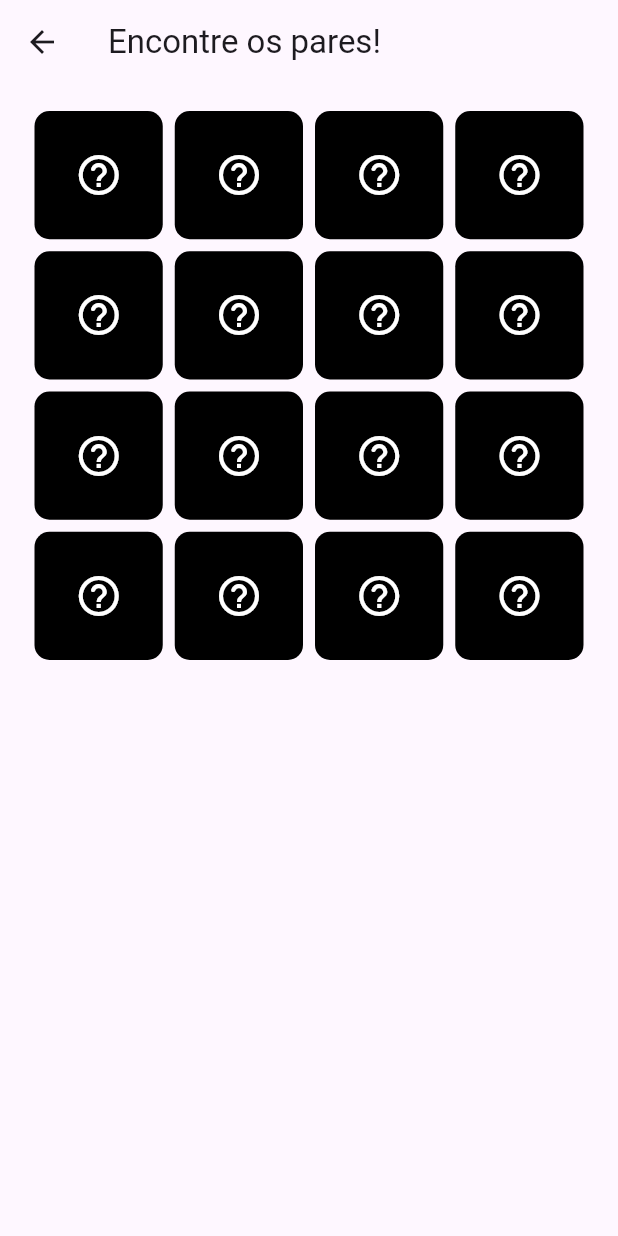
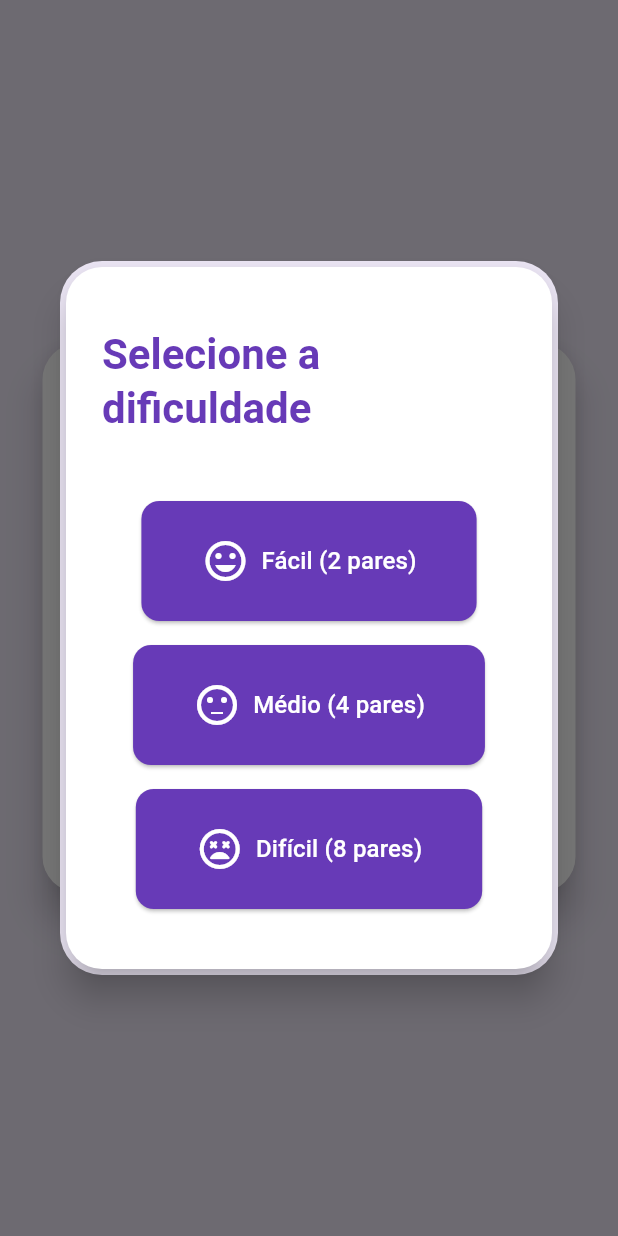
Before and after one commit to oJaciel/Memory-Game, a Flutter app: the screen it shows after launch, after a tap on the "play arrow" icon, on a phone screen of 412 x 824 dp. Run offline on Flutter 3.47's test engine with Material 3 defaults, Android fonts, the phone set to English and light mode, and no system bars.

Commit message:
Seleção de Dificuldade
Adicionada seleção de dificuldade no jogo.

```diff
--- /dev/null
+++ b/lib/components/difficulty_button.dart
@@ -0,0 +1,39 @@
+import 'package:flutter/material.dart';
+import 'package:memory_game/models/cards_provider.dart';
+import 'package:memory_game/utils/app_routes.dart';
+import 'package:provider/provider.dart';
+
+class DifficultyButton extends StatelessWidget {
+  const DifficultyButton({
+    super.key,
+    required this.label,
+    required this.icon,
+    required this.cardsQuantity,
+  });
+
+  final String label;
+  final IconData icon;
+  final int cardsQuantity;
+
+  @override
+  Widget build(BuildContext context) {
+    return ElevatedButton.icon(
+      label: Text(label, style: TextStyle(fontSize: 16)),
+      style: ElevatedButton.styleFrom(
+        padding: const EdgeInsets.symmetric(horizontal: 40, vertical: 24),
+        shape: RoundedRectangleBorder(borderRadius: BorderRadius.circular(12)),
+        backgroundColor: Colors.deepPurple,
+        foregroundColor: Colors.white,
+      ),
+      icon: Icon(icon, size: 32),
+      onPressed: () {
+        Provider.of<CardsProvider>(
+          context,
+          listen: false,
+        ).setCardsQuantity(cardsQuantity);
+        Navigator.of(context).pop();
+        Navigator.of(context).pushNamed(AppRoutes.GAME_PAGE);
+      },
+    );
+  }
+}
--- /dev/null
+++ b/lib/components/difficulty_dialog.dart
@@ -0,0 +1,43 @@
+import 'package:flutter/material.dart';
+import 'package:memory_game/components/difficulty_button.dart';
+
+class DifficultyDialog extends StatelessWidget {
+  const DifficultyDialog({super.key});
+
+  @override
+  Widget build(BuildContext context) {
+    final theme = Theme.of(context);
+
+    return Dialog(
+      backgroundColor: Colors.deepPurple.shade50,
+      child: Card(
+        elevation: 10,
+        shape: RoundedRectangleBorder(borderRadius: BorderRadius.circular(24)),
+        color: Colors.white,
+        child: Padding(
+          padding: const EdgeInsets.symmetric(vertical: 40.0, horizontal: 24.0),
+          child: Column(
+            mainAxisSize: MainAxisSize.min,
+            children: [
+              Text(
+                'Selecione a dificuldade',
+                style: theme.textTheme.headlineMedium?.copyWith(
+                  fontWeight: FontWeight.bold,
+                  color: Colors.deepPurple,
+                ),
+              ),
+              const SizedBox(height: 12),
+              const SizedBox(height: 32),
+              Column(spacing: 16, children: [
+                DifficultyButton(label: 'Fácil (2 pares)', icon: Icons.mood, cardsQuantity: 2),
+                DifficultyButton(label: 'Médio (4 pares)', icon: Icons.sentiment_neutral, cardsQuantity: 4),
+                DifficultyButton(label: 'Difícil (8 pares)', icon: Icons.sentiment_very_dissatisfied_rounded, cardsQuantity: 8),
+                ],
+              ),
+            ],
+          ),
+        ),
+      ),
+    );
+  }
+}
--- a/lib/components/game_card.dart
+++ b/lib/components/game_card.dart
@@ -10,8 +10,6 @@ class GameCard extends StatelessWidget {
 
   @override
   Widget build(BuildContext context) {
-    final provider = Provider.of<GameProvider>(context);
-
     return AspectRatio(
       aspectRatio: 1,
       child: Material(
@@ -21,7 +19,10 @@ class GameCard extends StatelessWidget {
           borderRadius: BorderRadius.circular(10),
           onTap: card.isMatched
               ? null
-              : () => provider.selectCard(card, context),
+              : () => Provider.of<GameProvider>(
+                  context,
+                  listen: false,
+                ).selectCard(card),
           child: Center(
             child: Icon(
               card.isFaceUp || card.isMatched
--- a/lib/components/result_dialog.dart
+++ b/lib/components/result_dialog.dart
@@ -64,7 +64,7 @@ class ResultDialog extends StatelessWidget {
                       Provider.of<GameProvider>(
                         context,
                         listen: false,
-                      ).startGame();
+                      ).startGame(context);
                       Navigator.of(context).pop();
                     },
                     icon: const Icon(Icons.replay),
--- a/lib/main.dart
+++ b/lib/main.dart
@@ -1,4 +1,5 @@
 import 'package:flutter/material.dart';
+import 'package:memory_game/models/cards_provider.dart';
 import 'package:memory_game/models/game_provider.dart';
 import 'package:memory_game/pages/game_page.dart';
 import 'package:memory_game/pages/home_page.dart';
@@ -14,7 +15,10 @@ class MyApp extends StatelessWidget {
   @override
   Widget build(BuildContext context) {
     return MultiProvider(
-      providers: [ChangeNotifierProvider(create: (_) => GameProvider())],
+      providers: [
+        ChangeNotifierProvider(create: (_) => CardsProvider()),
+        ChangeNotifierProvider(create: (_) => GameProvider()),
+      ],
       child: MaterialApp(
         title: 'Memory Game',
         debugShowCheckedModeBanner: false,
--- a/lib/models/cards_provider.dart
+++ b/lib/models/cards_provider.dart
@@ -5,10 +5,11 @@ import 'package:flutter/widgets.dart';
 import 'package:memory_game/models/memory_card.dart';
 import 'package:memory_game/utils/game_utils.dart';
 
-class CardsProvider {
+class CardsProvider with ChangeNotifier {
   final List<IconData> iconsList = GameUtils().iconsList;
 
   final List<Color> colorsList = GameUtils().colorsList;
+  int? cardsQuantity;
 
   IconData getRandomIcon() {
     return iconsList[Random().nextInt(iconsList.length)];
@@ -26,38 +27,38 @@ class CardsProvider {
     );
   }
 
+  void setCardsQuantity(int quantity) {
+    cardsQuantity = quantity;
+    notifyListeners();
+  }
+
   List<MemoryCard> createGameCards() {
     List<MemoryCard> list = [];
+    List<IconData> tempIcons = List.from(iconsList);
+    List<Color> tempColors = List.from(colorsList);
 
-    for (var i = 0; i < 8; i++) {
-      // Escolhe ícone e cor
-      IconData icon = getRandomIcon();
-      Color color = getRandomColor();
+    for (var i = 0; i < cardsQuantity!; i++) {
+      IconData icon = tempIcons.removeAt(Random().nextInt(tempIcons.length));
+      Color color = tempColors.removeAt(Random().nextInt(tempColors.length));
 
-      // Cria carta com o ícone e cor escolhidos
       MemoryCard card = MemoryCard(
         id: Random().nextDouble().toString(),
         icon: Icon(icon),
         color: color,
       );
 
-      // Adiciona na lista
       list.add(card);
-
-      // Remove o ícone e a cor para não repetir
-      iconsList.remove(icon);
-      colorsList.remove(color);
     }
-
     return list;
   }
 
   List<MemoryCard> DuplicateAndShuffleList(List<MemoryCard> list) {
-    List<MemoryCard> duplicatedList = [...list, ...list.map((card) => MemoryCard(
-          id: card.id,
-          icon: card.icon,
-          color: card.color,
-        )),];
+    List<MemoryCard> duplicatedList = [
+      ...list,
+      ...list.map(
+        (card) => MemoryCard(id: card.id, icon: card.icon, color: card.color),
+      ),
+    ];
     duplicatedList.shuffle(Random());
     return duplicatedList;
   }
--- a/lib/pages/home_page.dart
+++ b/lib/pages/home_page.dart
@@ -1,5 +1,5 @@
 import 'package:flutter/material.dart';
-import 'package:memory_game/utils/app_routes.dart';
+import 'package:memory_game/components/difficulty_dialog.dart';
 
 class HomePage extends StatelessWidget {
   const HomePage({super.key});
@@ -20,10 +20,7 @@ class HomePage extends StatelessWidget {
             ),
             color: Colors.white,
             child: Padding(
-              padding: const EdgeInsets.symmetric(
-                vertical: 60,
-                horizontal: 36,
-              ),
+              padding: const EdgeInsets.symmetric(vertical: 60, horizontal: 36),
               child: Column(
                 mainAxisSize: MainAxisSize.min,
                 children: [
@@ -77,7 +74,10 @@ class HomePage extends StatelessWidget {
                       foregroundColor: Colors.white,
                     ),
                     onPressed: () {
-                      Navigator.of(context).pushNamed(AppRoutes.GAME_PAGE);
+                      showDialog(
+                        context: context,
+                        builder: (_) => DifficultyDialog(),
+                      );
                     },
                     icon: const Icon(Icons.play_arrow_outlined),
                   ),
```
Also changed, not shown: lib/models/game_provider.dart (+8 -15 lines), lib/pages/game_page.dart (+34 -6 lines).
